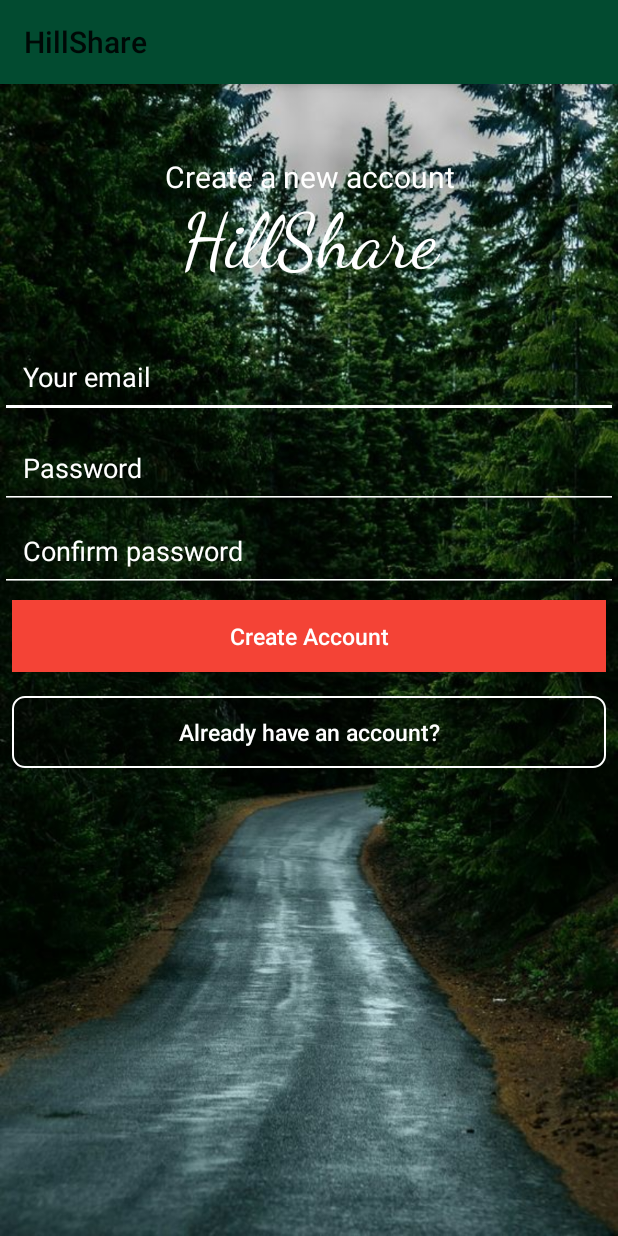
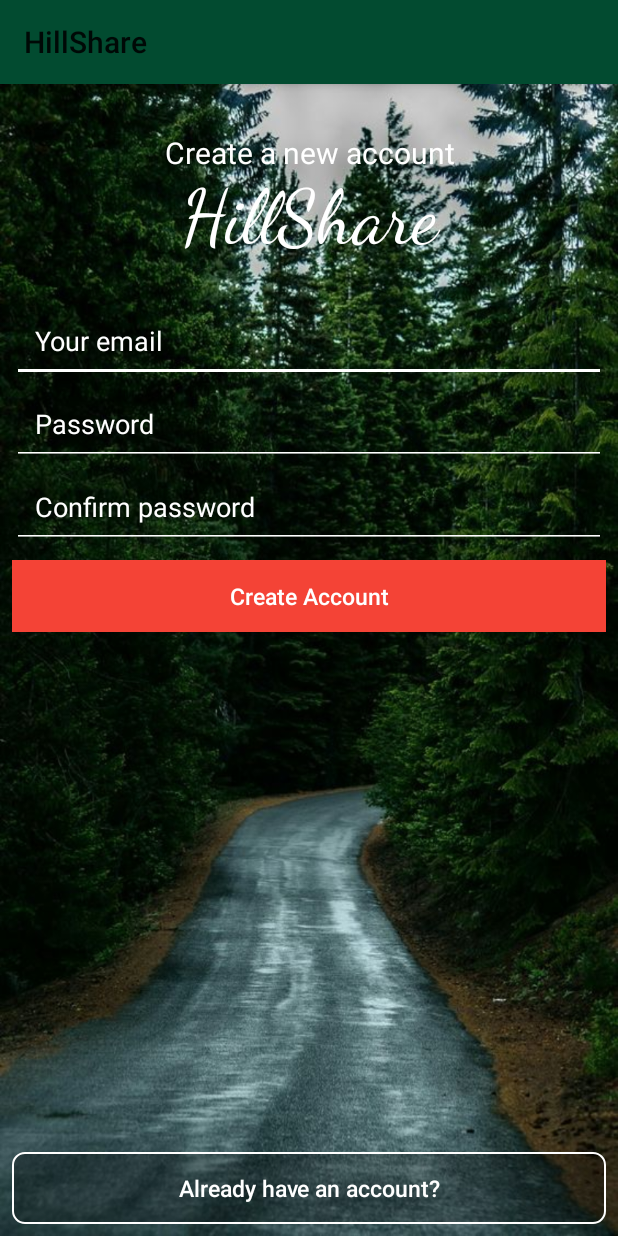
Before and after one commit to D-Hallock223/RiderApp, an Android app: the RegisterActivity screen opened directly, with no data from a screen before it, on a phone screen of 412 x 824 dp. Run offline under Robolectric (Android 15) with nearby library versions, the phone set to English and light mode, and no system bars; our stand-ins replace Firebase (no records; nobody signed in at launch, a user with empty details on screens opened directly); 1 statement that could not run was skipped.

Commit message:
made some changes

```diff
--- a/app/src/main/res/layout/activity_register.xml
+++ b/app/src/main/res/layout/activity_register.xml
@@ -1,17 +1,14 @@
 <?xml version="1.0" encoding="utf-8"?>
-<LinearLayout xmlns:android="http://schemas.android.com/apk/res/android"
+<ScrollView xmlns:android="http://schemas.android.com/apk/res/android"
+    xmlns:app="http://schemas.android.com/apk/res-auto"
     android:layout_width="match_parent"
     android:layout_height="match_parent"
     xmlns:tools="http://schemas.android.com/tools"
     tools:context=".Activity.LoginActivity"
-    android:background="@drawable/sky">
-
-    <ScrollView
-        android:layout_width="match_parent"
-        android:layout_height="match_parent"
+    android:background="@drawable/sky"
     android:fillViewport="true">
 
-        <RelativeLayout
+    <android.support.constraint.ConstraintLayout
         android:layout_width="match_parent"
         android:layout_height="match_parent"
         android:orientation="vertical">
@@ -21,104 +18,151 @@
             style="@style/Widget.AppCompat.ProgressBar.Horizontal"
             android:layout_width="match_parent"
             android:layout_height="wrap_content"
+            android:layout_alignParentTop="true"
+            android:layout_marginTop="8dp"
             android:indeterminate="true"
             android:visibility="invisible"
-        android:layout_alignParentTop="true"
-        />
+            app:layout_constraintTop_toTopOf="parent"
+            tools:layout_editor_absoluteX="0dp" />
 
         <TextView
             android:id="@+id/mytext3"
             android:layout_width="match_parent"
             android:layout_height="wrap_content"
-        android:layout_marginTop="32dp"
+            android:layout_below="@id/regprogressbar"
+            android:layout_marginStart="8dp"
+            android:layout_marginLeft="8dp"
+            android:layout_marginTop="8dp"
+            android:layout_marginEnd="8dp"
+            android:layout_marginRight="8dp"
             android:gravity="center"
             android:text="Create a new account"
             android:textColor="@color/white"
             android:textSize="20dp"
-        android:layout_below="@id/regprogressbar"/>
+            app:layout_constraintEnd_toEndOf="parent"
+            app:layout_constraintStart_toStartOf="parent"
+            app:layout_constraintTop_toBottomOf="@+id/regprogressbar" />
 
         <TextView
             android:id="@+id/mytext4"
             android:layout_width="match_parent"
             android:layout_height="wrap_content"
+            android:layout_below="@id/mytext3"
+            android:layout_marginStart="8dp"
+            android:layout_marginLeft="8dp"
+            android:layout_marginEnd="8dp"
+            android:layout_marginRight="8dp"
+            android:fontFamily="cursive"
             android:gravity="center"
             android:text="HillShare"
-        android:fontFamily="cursive"
             android:textColor="@color/white"
             android:textSize="50dp"
-        android:layout_below="@id/mytext3"/>
+            app:layout_constraintEnd_toEndOf="parent"
+            app:layout_constraintHorizontal_bias="0.0"
+            app:layout_constraintStart_toStartOf="parent"
+            app:layout_constraintTop_toBottomOf="@+id/mytext3" />
 
 
         <EditText
             android:id="@+id/regemail"
             android:layout_width="match_parent"
             android:layout_height="wrap_content"
-        android:layout_marginTop="32dp"
+            android:layout_below="@id/mytext4"
+            android:layout_marginStart="8dp"
+            android:layout_marginLeft="8dp"
+            android:layout_marginTop="24dp"
+            android:layout_marginEnd="8dp"
+            android:layout_marginRight="8dp"
             android:backgroundTint="@color/white"
             android:hint="Your email"
             android:inputType="textEmailAddress"
             android:padding="15dp"
             android:textColor="@color/white"
             android:textColorHint="@color/white"
-        android:layout_below="@id/mytext4"/>
+            app:layout_constraintEnd_toEndOf="parent"
+            app:layout_constraintStart_toStartOf="parent"
+            app:layout_constraintTop_toBottomOf="@+id/mytext4" />
 
 
         <EditText
             android:id="@+id/regpassword"
             android:layout_width="match_parent"
             android:layout_height="wrap_content"
-        android:layout_marginTop="5dp"
+            android:layout_below="@id/regemail"
+            android:layout_marginStart="8dp"
+            android:layout_marginLeft="8dp"
+            android:layout_marginEnd="8dp"
+            android:layout_marginRight="8dp"
             android:backgroundTint="@color/white"
             android:hint="Password"
             android:inputType="textPassword"
             android:padding="15dp"
             android:textColor="@color/white"
             android:textColorHint="#ffffff"
-        android:layout_below="@id/regemail"/>
+            app:layout_constraintEnd_toEndOf="parent"
+            app:layout_constraintStart_toStartOf="parent"
+            app:layout_constraintTop_toBottomOf="@+id/regemail" />
 
         <EditText
             android:id="@+id/regpassword2"
             android:layout_width="match_parent"
             android:layout_height="wrap_content"
+            android:layout_below="@id/regpassword"
+            android:layout_marginStart="8dp"
+            android:layout_marginLeft="8dp"
+            android:layout_marginEnd="8dp"
+            android:layout_marginRight="8dp"
+            android:backgroundTint="@color/white"
             android:hint="Confirm password"
-        android:backgroundTint="@color/white"
             android:inputType="textPassword"
             android:padding="15dp"
             android:textColor="@color/white"
             android:textColorHint="@color/white"
-        android:layout_below="@id/regpassword"/>
+            app:layout_constraintEnd_toEndOf="parent"
+            app:layout_constraintStart_toStartOf="parent"
+            app:layout_constraintTop_toBottomOf="@+id/regpassword" />
 
         <Button
             android:id="@+id/regbutton"
             android:layout_width="match_parent"
             android:layout_height="wrap_content"
+            android:layout_below="@id/regpassword2"
+            android:layout_marginHorizontal="8dp"
             android:layout_marginStart="8dp"
             android:layout_marginLeft="8dp"
-        android:layout_marginTop="5dp"
+            android:layout_marginTop="8dp"
             android:layout_marginEnd="8dp"
             android:layout_marginRight="8dp"
+            android:layout_marginBottom="8dp"
             android:background="@drawable/red_button"
             android:text="Create Account"
             android:textAllCaps="false"
             android:textColor="@color/white"
             android:textSize="15dp"
-        android:layout_below="@id/regpassword2"/>
+            app:layout_constraintBottom_toTopOf="@+id/regloginbutton"
+            app:layout_constraintEnd_toEndOf="parent"
+            app:layout_constraintStart_toStartOf="parent"
+            app:layout_constraintTop_toBottomOf="@+id/regpassword2"
+            app:layout_constraintVertical_bias="0.0" />
 
         <Button
             android:id="@+id/regloginbutton"
             android:layout_width="match_parent"
             android:layout_height="wrap_content"
+            android:layout_below="@id/regbutton"
+            android:layout_marginTop="24dp"
+            android:layout_marginHorizontal="8dp"
+            android:layout_marginBottom="8dp"
             android:background="@drawable/button_style"
             android:text="Already have an account?"
             android:textAllCaps="false"
             android:textColor="#FFFFFF"
             android:textSize="15dp"
-            android:layout_marginHorizontal="8dp"
-            android:layout_marginTop="16dp"
-            android:layout_below="@id/regbutton"/>
+            app:layout_constraintEnd_toStartOf="@id/regbutton"
+            app:layout_constraintBottom_toBottomOf="parent"
+            tools:layout_editor_absoluteX="16dp" />
 
-        </RelativeLayout>
+    </android.support.constraint.ConstraintLayout>
+
 
 </ScrollView>
-
-</LinearLayout>
```
Lines whose indentation alone changed are shown as unchanged.
